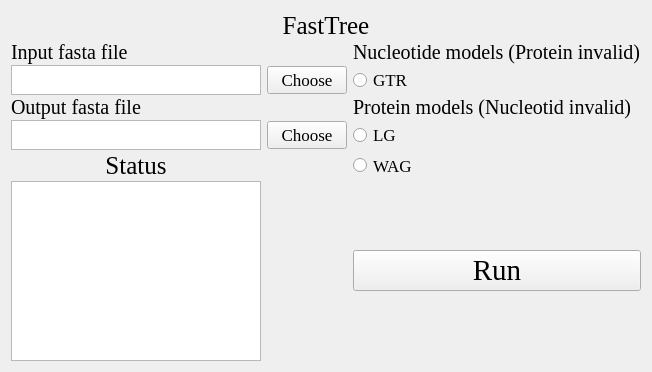
Above: Fasttree.ui from hzaurzli/MicroWorldOmics before the change. Below: the same form after it.
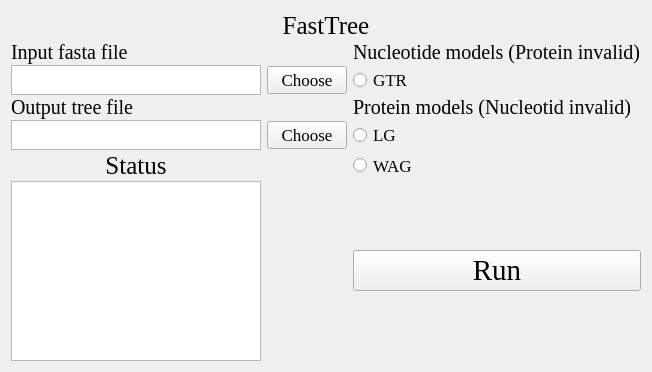
That is the form after the change. Icons and pictures are not drawn.

```diff
--- a/Fasttree.ui
+++ b/Fasttree.ui
@@ -86,7 +86,7 @@
         </font>
        </property>
        <property name="text">
-        <string>Output fasta file</string>
+        <string>Output tree file</string>
        </property>
        <property name="alignment">
         <set>Qt::AlignLeading|Qt::AlignLeft|Qt::AlignVCenter</set>
```
